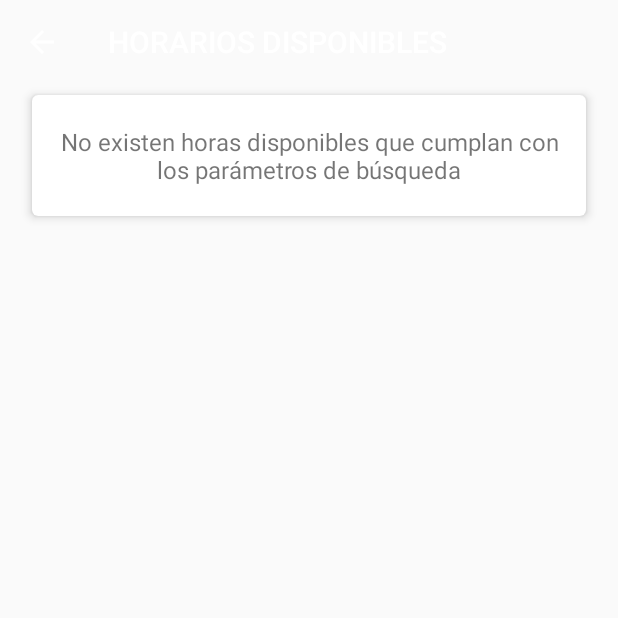
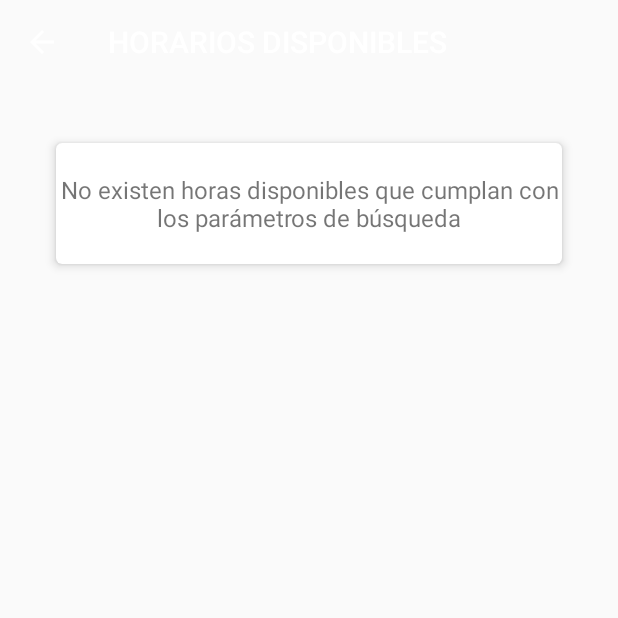
Before and after one commit to jachicao/2016-2-Grupo2-Mobile, an Android app: the ScheduleActivity screen opened directly, with no data from a screen before it, on a phone screen of 412 x 824 dp, the top half of it. Run offline under Robolectric (Android 15) with nearby library versions, the phone set to English and light mode, and no system bars; pictures from the network do not load; 1 statement that could not run was skipped.

Commit message:
Fixed circle progress bar

```diff
--- a/app/src/main/java/cl/uc/saludestudiantiluc/calendar/ScheduleActivity.java
+++ b/app/src/main/java/cl/uc/saludestudiantiluc/calendar/ScheduleActivity.java
@@ -53,6 +53,7 @@ public class ScheduleActivity extends BaseActivity {
   private ArrayList<Schedule> mSchedule;
   private CalendarApi mApiInstance;
   private LinearLayout mLinearLayout;
+  private LinearLayout mListViewLayout;
   private View mLoadView;
   private boolean mLoaded;
   private LayoutInflater mInflater;
@@ -109,9 +110,9 @@ public class ScheduleActivity extends BaseActivity {
       mDialogService = savedInstanceState.getString("dialogService");
       mDialogCampus = savedInstanceState.getString("dialogCampus");
     }
+    mListView = new ListView(this);
+    /*mLinearLayout = (LinearLayout) findViewById(R.id.listLayout);
 
-    mLinearLayout = (LinearLayout) findViewById(R.id.listLayout);
-    mListView = new ListView(this);
     mInflater = (LayoutInflater) this
         .getSystemService(Context.LAYOUT_INFLATER_SERVICE);
     mLoadView = (View) mInflater.inflate(
@@ -119,7 +120,10 @@ public class ScheduleActivity extends BaseActivity {
     mLoadView.setLayoutParams(new LinearLayout.LayoutParams(
         LinearLayout.LayoutParams.MATCH_PARENT,
         LinearLayout.LayoutParams.MATCH_PARENT, 1f));
-    mLinearLayout.addView(mLoadView);
+    mLinearLayout.addView(mLoadView);*/
+    mLinearLayout = (LinearLayout) findViewById(R.id.hourContainer);
+    mInflater = (LayoutInflater) this
+        .getSystemService(Context.LAYOUT_INFLATER_SERVICE);
     if (!mLoaded) {
       Retrofit retrofit = new Retrofit.Builder()
           .baseUrl(CalendarApi.BASE_URL)
@@ -186,19 +190,31 @@ public class ScheduleActivity extends BaseActivity {
 
 
   public void loadListAdapter() {
+
+    //Eliminate progress bar
+    View circleView = findViewById(R.id.progressBarLayout);
+    mLinearLayout.removeView(circleView);
+
+    //Create CardView
+    mLoadView =  mInflater.inflate(
+        R.layout.available_hour_list, mLinearLayout);
+
+    //Obtain ListLayout
+    mListViewLayout = (LinearLayout) mLoadView.findViewById(R.id.listLayout);
+
+    //Set adapter and add the list
     mListView.setAdapter(new YourAdapter(this, mSchedule));
-    mLinearLayout.removeView(mLoadView);
-    mLinearLayout.addView(mListView);
+    mListViewLayout.addView(mListView);
+
   }
 
   public void loadEmptyMessage() {
-    View view = (View) mInflater.inflate(
-        R.layout.empty_list_message, null);
-    view.setLayoutParams(new LinearLayout.LayoutParams(
-        LinearLayout.LayoutParams.MATCH_PARENT,
-        LinearLayout.LayoutParams.MATCH_PARENT, 1f));
-    mLinearLayout.removeView(mLoadView);
-    mLinearLayout.addView(view);
+    View circleView = findViewById(R.id.progressBarLayout);
+    mLinearLayout.removeView(circleView);
+
+    View view =  mInflater.inflate(
+        R.layout.empty_list_message, mLinearLayout);
+
   }
 
   public void showConfirmationDialog() {
@@ -216,6 +232,7 @@ public class ScheduleActivity extends BaseActivity {
     professional.setText("Profesional: " + mDialogProfessional);
     service.setText("Servicio: " + mDialogService);
     campus.setText("Campus: " + mDialogCampus);
+    dialog.setCanceledOnTouchOutside(false);
     dialog.show();
     dialog.setOnCancelListener(new DialogInterface.OnCancelListener() {
       @Override
--- a/app/src/main/res/layout/activity_schedule.xml
+++ b/app/src/main/res/layout/activity_schedule.xml
@@ -4,7 +4,6 @@
     xmlns:tools="http://schemas.android.com/tools"
     android:layout_width="match_parent"
     android:layout_height="match_parent"
-    xmlns:app="http://schemas.android.com/apk/res-auto"
     tools:context="cl.uc.saludestudiantiluc.calendar.ScheduleActivity">
 
     <ImageView
@@ -16,37 +15,38 @@
     <LinearLayout
         android:orientation="vertical"
         android:layout_width="match_parent"
-        android:layout_height="match_parent">
+        android:layout_height="wrap_content"
+        android:id="@+id/hourContainer">
 
         <include
             android:id="@+id/toolbar"
             layout="@layout/toolbar"/>
 
-        <android.support.v7.widget.CardView
+        <LinearLayout
+            android:orientation="vertical"
             android:layout_width="match_parent"
-            android:layout_height="wrap_content"
-            android:layout_gravity="center"
-            android:orientation="vertical"
-            android:layout_marginLeft="@dimen/activity_horizontal_margin"
-            android:layout_marginRight="@dimen/activity_horizontal_margin"
-            android:layout_marginBottom="@dimen/activity_vertical_margin"
-            app:cardCornerRadius="@dimen/card_view_corner_radius"
-            app:cardElevation="@dimen/card_view_elevation"
-            app:cardUseCompatPadding="true"
-            >
+            android:layout_height="match_parent"
+            android:id="@+id/progressBarLayout">
 
-            <LinearLayout
-                android:orientation="vertical"
+            <Space
                 android:layout_width="match_parent"
-                android:layout_height="match_parent"
-                android:id="@+id/listLayout"
-                android:paddingLeft="@dimen/card_view_text_margin_left_right"
-                android:paddingRight="@dimen/card_view_text_margin_left_right"
-                >
+                android:layout_height="wrap_content"
+                android:layout_weight="2"/>
 
+            <ProgressBar
+                android:layout_width="match_parent"
+                android:layout_height="wrap_content"
+                style="@style/Widget.AppCompat.ProgressBar"
+                android:id="@+id/requestProgressBar"
+                android:layout_weight="1"
+                android:gravity="center_vertical|center_horizontal"
+                android:textColor="@color/white"/>
+
+            <Space
+                android:layout_width="match_parent"
+                android:layout_height="wrap_content"
+                android:layout_weight="3"/>
         </LinearLayout>
-
-        </android.support.v7.widget.CardView>
 
     </LinearLayout>
 
--- /dev/null
+++ b/app/src/main/res/layout/available_hour_list.xml
@@ -0,0 +1,29 @@
+<?xml version="1.0" encoding="utf-8"?>
+
+<android.support.v7.widget.CardView
+    android:id="@+id/hoursCardView"
+    android:layout_width="match_parent"
+    android:layout_height="wrap_content"
+    xmlns:app="http://schemas.android.com/apk/res-auto"
+    android:layout_gravity="center"
+    android:orientation="vertical"
+    android:layout_marginLeft="@dimen/activity_horizontal_margin"
+    android:layout_marginRight="@dimen/activity_horizontal_margin"
+    android:layout_marginBottom="@dimen/activity_vertical_margin"
+    android:layout_marginTop="@dimen/activity_vertical_margin"
+    app:cardCornerRadius="@dimen/card_view_corner_radius"
+    app:cardElevation="@dimen/card_view_elevation"
+    app:cardUseCompatPadding="true"
+    xmlns:android="http://schemas.android.com/apk/res/android">
+
+        <LinearLayout
+            android:orientation="vertical"
+            android:layout_width="match_parent"
+            android:layout_height="match_parent"
+            android:id="@+id/listLayout"
+            android:paddingLeft="@dimen/card_view_text_margin_left_right"
+            android:paddingRight="@dimen/card_view_text_margin_left_right"
+            >
+
+        </LinearLayout>
+</android.support.v7.widget.CardView>
--- a/app/src/main/res/layout/empty_list_message.xml
+++ b/app/src/main/res/layout/empty_list_message.xml
@@ -1,26 +1,48 @@
 <?xml version="1.0" encoding="utf-8"?>
 <LinearLayout xmlns:android="http://schemas.android.com/apk/res/android"
+              xmlns:app="http://schemas.android.com/apk/res-auto"
               android:orientation="vertical"
-              android:layout_width="match_parent"
-              android:layout_height="match_parent">
+              android:layout_width="wrap_content"
+              android:layout_height="wrap_content"
+              android:layout_marginLeft="@dimen/activity_horizontal_margin"
+              android:layout_marginRight="@dimen/activity_horizontal_margin"
+              android:layout_marginBottom="@dimen/activity_vertical_margin"
+              android:layout_marginTop="@dimen/activity_vertical_margin">
 
     <Space
         android:layout_width="match_parent"
         android:layout_height="0dp"
         android:layout_weight="2"/>
 
+    <android.support.v7.widget.CardView
+        android:id="@+id/hoursCardView"
+        android:layout_width="wrap_content"
+        android:layout_height="wrap_content"
+        android:layout_weight="2"
+        android:layout_gravity="center"
+        android:orientation="vertical"
+        android:layout_marginLeft="@dimen/activity_horizontal_margin"
+        android:layout_marginRight="@dimen/activity_horizontal_margin"
+        android:layout_marginBottom="@dimen/activity_vertical_margin"
+        android:layout_marginTop="@dimen/activity_vertical_margin"
+        app:cardCornerRadius="@dimen/card_view_corner_radius"
+        app:cardElevation="@dimen/card_view_elevation"
+        app:cardUseCompatPadding="true">
+
         <TextView
             android:text="@string/empty_message"
             android:layout_width="match_parent"
-        android:layout_height="0dp"
+            android:layout_height="match_parent"
             android:id="@+id/textView2"
-        android:layout_weight="2"
             android:textAlignment="center"
             android:fontFamily="sans-serif"
             android:textSize="16sp"
             android:paddingTop="20dp"
             android:paddingBottom="20dp"/>
 
+    </android.support.v7.widget.CardView>
+
+
     <Space
         android:layout_width="match_parent"
         android:layout_height="0dp"
```
Lines whose indentation alone changed are shown as unchanged.
